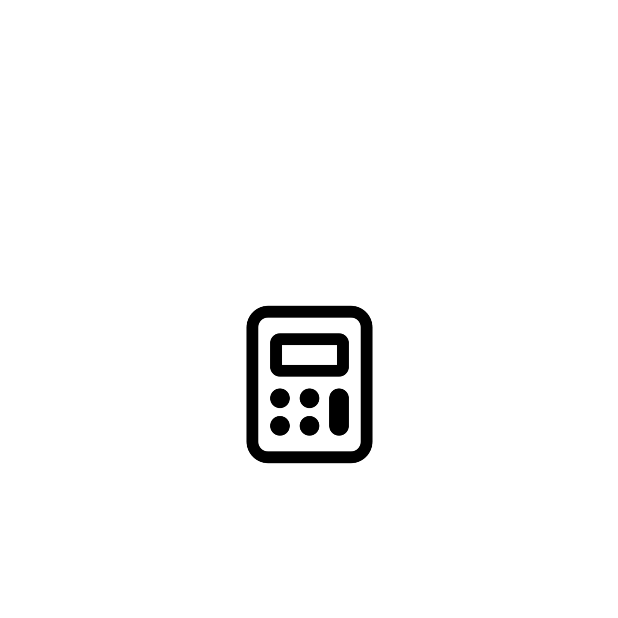
After one commit to saiedoc/CalculaterApp, an Android app: the SplashActivity screen opened directly, with no data from a screen before it, on a phone screen of 412 x 824 dp, the top half of it. The commit adds this screen. Run offline under Robolectric (Android 15) with nearby library versions, the phone set to English and light mode, and no system bars.

Commit message:
Added splash screen and modified some ui colors

```diff
--- a/app/src/main/AndroidManifest.xml
+++ b/app/src/main/AndroidManifest.xml
@@ -4,18 +4,22 @@
 
     <application
         android:allowBackup="true"
-        android:icon="@mipmap/ic_launcher"
+        android:icon="@drawable/calculater"
         android:label="@string/app_name"
-        android:roundIcon="@mipmap/ic_launcher_round"
+        android:roundIcon="@drawable/calculater"
         android:supportsRtl="true"
         android:theme="@style/Theme.ScientificCalculater">
-        <activity android:name="mainpackage.ScientificCalculaterActivities.MainActivity">
+
+        <activity android:name="mainpackage.ScientificCalculaterActivities.SplashActivity">
             <intent-filter>
                 <action android:name="android.intent.action.MAIN" />
 
                 <category android:name="android.intent.category.LAUNCHER" />
             </intent-filter>
         </activity>
+
+        <activity android:name="mainpackage.ScientificCalculaterActivities.MainActivity">
+        </activity>
     </application>
 
 </manifest>
--- a/app/src/main/java/mainpackage/ScientificCalculaterActivities/MainActivity.kt
+++ b/app/src/main/java/mainpackage/ScientificCalculaterActivities/MainActivity.kt
@@ -130,7 +130,7 @@ class MainActivity : AppCompatActivity() {
 
                 if(moreButtonClicked){
 
-
+                    moreButton.setText("MORE")
                     numpadDivideOrLog.setTextSize(14f)
                     numpadDivideOrLog.setText("/")
                     numpadMultiplyOrSqrt.setText("X")
@@ -142,6 +142,7 @@ class MainActivity : AppCompatActivity() {
 
                 }else{
 
+                    moreButton.setText("BACK")
                     numpadDivideOrLog.setTextSize(9f)
                     numpadDivideOrLog.setText("LOG")
                     numpadMultiplyOrSqrt.setText("√")
--- /dev/null
+++ b/app/src/main/java/mainpackage/ScientificCalculaterActivities/SplashActivity.kt
@@ -0,0 +1,34 @@
+package mainpackage.ScientificCalculaterActivities
+
+import android.content.Intent
+import android.os.Bundle
+import android.os.Handler
+
+import androidx.appcompat.app.AppCompatActivity
+import androidx.appcompat.app.AppCompatDelegate
+
+class SplashActivity : AppCompatActivity() {
+
+    // Time the splash screen will be displayed
+    private val TIME_OUT : Long = 2000L
+
+
+    // function that starts the splash screen
+    private fun loadSplashScreen(){
+        Handler().postDelayed({
+            // You can declare your desire activity here to open after finishing splash screen. Like MainActivity
+            val intent = Intent(this,MainActivity::class.java)
+            startActivity(intent)
+            finish()
+        },TIME_OUT)
+    }
+
+    override fun onCreate(savedInstanceState: Bundle?) {
+        super.onCreate(savedInstanceState)
+        AppCompatDelegate.setDefaultNightMode(AppCompatDelegate.MODE_NIGHT_NO)
+        setContentView(R.layout.splash_layout)
+        loadSplashScreen()
+    }
+
+
+}
--- /dev/null
+++ b/app/src/main/res/layout/splash_layout.xml
@@ -0,0 +1,17 @@
+<?xml version="1.0" encoding="utf-8"?>
+<androidx.constraintlayout.widget.ConstraintLayout xmlns:android="http://schemas.android.com/apk/res/android"
+    xmlns:app="http://schemas.android.com/apk/res-auto"
+    xmlns:tools="http://schemas.android.com/tools"
+    android:layout_width="match_parent"
+    android:layout_height="match_parent">
+
+    <ImageView
+        android:id="@+id/imageView"
+        android:layout_width="142dp"
+        android:layout_height="126dp"
+        android:layout_marginTop="193dp"
+        app:layout_constraintEnd_toEndOf="parent"
+        app:layout_constraintStart_toStartOf="parent"
+        app:layout_constraintTop_toTopOf="parent"
+        app:srcCompat="@drawable/calculater" />
+</androidx.constraintlayout.widget.ConstraintLayout>
--- a/app/src/main/res/values-night/themes.xml
+++ b/app/src/main/res/values-night/themes.xml
@@ -3,7 +3,8 @@
     <style name="Theme.ScientificCalculater" parent="Theme.MaterialComponents.DayNight.DarkActionBar">
         <!-- Primary brand color. -->
         <item name="colorPrimary">@color/purple_200</item>
-        <item name="colorPrimaryVariant">@color/purple_700</item>
+
+        <item name="colorPrimaryVariant">@color/white</item>
         <item name="colorOnPrimary">@color/black</item>
         <!-- Secondary brand color. -->
         <item name="colorSecondary">@color/teal_200</item>
--- a/app/src/main/res/values/themes.xml
+++ b/app/src/main/res/values/themes.xml
@@ -11,6 +11,7 @@
         <item name="colorOnSecondary">@color/black</item>
         <!-- Status bar color. -->
         <item name="android:statusBarColor" tools:targetApi="l">?attr/colorPrimaryVariant</item>
+        <item name="android:navigationBarColor" tools:targetApi="l">?attr/colorPrimaryVariant</item>
         <!-- Customize your theme here. -->
     </style>
 
```
Also changed, not shown: app/src/main/res/drawable/calculater.png (added), 4 other files.
